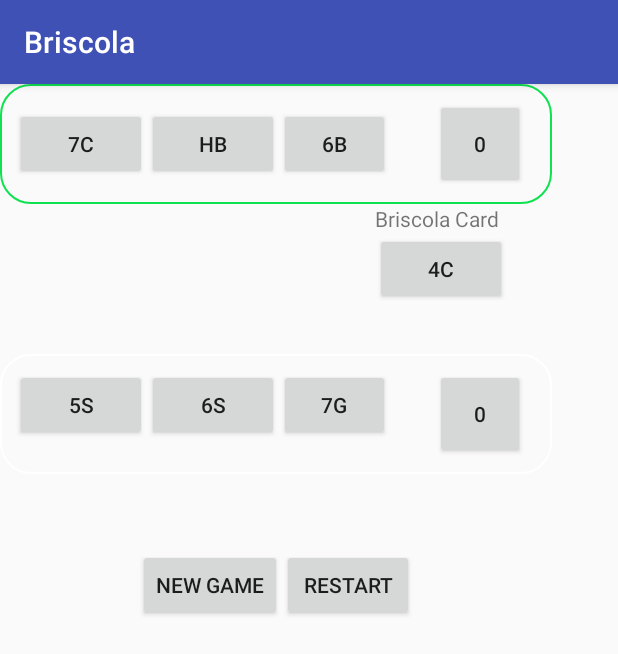
After one commit to amarildolikmeta/Briscola, an Android app: the GameActivity screen opened directly, with no data from a screen before it, on a phone screen of 412 x 824 dp. The commit adds this screen. Shown: the top 654 px of the screen. Run offline under Robolectric (Android 15) with nearby library versions, the phone set to English and light mode, and no system bars.

Commit message:
Simple Interface created to run tests + Minor Bug Fixes

```diff
--- a/app/build.gradle
+++ b/app/build.gradle
@@ -26,5 +26,6 @@ dependencies {
     })
     compile 'com.android.support:appcompat-v7:26.+'
     compile 'com.android.support.constraint:constraint-layout:1.0.2'
+    compile 'com.android.support:support-v4:26.+'
     testCompile 'junit:junit:4.12'
 }
--- a/app/src/main/AndroidManifest.xml
+++ b/app/src/main/AndroidManifest.xml
@@ -16,6 +16,7 @@
                 <category android:name="android.intent.category.LAUNCHER" />
             </intent-filter>
         </activity>
+        <activity android:name=".GameActivity"></activity>
     </application>
 
 </manifest>
--- /dev/null
+++ b/app/src/main/java/it/polimi/ma/group07/briscola/GameActivity.java
@@ -0,0 +1,220 @@
+package it.polimi.ma.group07.briscola;
+
+import android.content.DialogInterface;
+import android.support.v7.app.AlertDialog;
+import android.support.v7.app.AppCompatActivity;
+import android.os.Bundle;
+import android.view.View;
+import android.widget.Button;
+import android.widget.LinearLayout;
+
+import java.util.ArrayList;
+
+import it.polimi.ma.group07.briscola.model.Briscola;
+import it.polimi.ma.group07.briscola.model.Exceptions.InvalidCardDescriptionException;
+import it.polimi.ma.group07.briscola.model.Exceptions.InvalidGameStateException;
+import it.polimi.ma.group07.briscola.model.GameState;
+import it.polimi.ma.group07.briscola.model.StateBundle;
+
+import static it.polimi.ma.group07.briscola.model.GameState.DRAW;
+import static it.polimi.ma.group07.briscola.model.GameState.WON;
+
+public class GameActivity extends AppCompatActivity {
+    LinearLayout[] players;
+    LinearLayout surface;
+    LinearLayout[] playerViews;
+    Button[] piles;
+    Button briscolaCard;
+    Briscola game;
+    StateBundle state;
+    LinearLayout gameView;
+    Button newGameButton;
+    Button restartButton;
+    boolean gameFinished;
+    String startConfiguration;
+    @Override
+    protected void onCreate(Bundle savedInstanceState) {
+        super.onCreate(savedInstanceState);
+        setContentView(R.layout.activity_game);
+        gameView=(LinearLayout) findViewById(R.id.gameView);
+        newGameButton=(Button) findViewById(R.id.newGameButton);
+        newGameButton.setOnClickListener(newGameListener);
+        restartButton=(Button) findViewById(R.id.restartButton);
+        restartButton.setOnClickListener(restartListener);
+        players=new LinearLayout[2];
+        piles=new Button[2];
+        playerViews=new LinearLayout[2];
+        players[0]=(LinearLayout) findViewById(R.id.player1Cards);
+        players[1]=(LinearLayout) findViewById(R.id.player2Cards);
+        piles[0]=(Button) findViewById(R.id.pile1);
+        piles[0].setOnClickListener(pileButtonListener);
+        piles[0].setText("0");
+        piles[1]=(Button) findViewById(R.id.pile2);
+        piles[1].setOnClickListener(pileButtonListener);
+        piles[1].setText("0");
+        playerViews[0]=(LinearLayout)findViewById(R.id.player1View);
+        playerViews[1]=(LinearLayout)findViewById(R.id.player2View);
+        surface=(LinearLayout) findViewById(R.id.surface);
+        briscolaCard=(Button) findViewById(R.id.briscolaCard);
+        game=new Briscola();
+        startConfiguration=game.toString();
+        state=game.getGameState();
+        buildInterface(state);
+        gameFinished=false;
+    }
+    private View.OnClickListener buttonListener = new View.OnClickListener() {
+        public void onClick(View v) {
+            if(gameFinished)
+                return;
+            LinearLayout playerView=(LinearLayout) v.getParent().getParent();
+            int playerIndex=((LinearLayout)playerView.getParent()).indexOfChild(playerView);
+            if(playerIndex==0&&state.currentPlayer==1 || playerIndex==2 && state.currentPlayer==0){
+                return ;
+            }
+            Button b=(Button) v;
+            GameState s=game.onPerformMove(((LinearLayout)b.getParent()).indexOfChild(b));
+            state=game.getGameState();
+            if(s==WON || s==DRAW)
+            {
+                gameFinished=true;
+                AlertDialog alertDialog = new AlertDialog.Builder(GameActivity.this).create();
+                alertDialog.setTitle("Congratulations");
+                String message="Game Finished";
+                alertDialog.setMessage(message);
+                alertDialog.setButton(AlertDialog.BUTTON_NEUTRAL, "OK",
+                        new DialogInterface.OnClickListener() {
+                            public void onClick(DialogInterface dialog, int which) {
+
+                            }
+                        });
+                alertDialog.show();
+            }
+            flushInterface();
+            buildInterface(state);
+        }
+    };
+    private View.OnClickListener pileButtonListener = new View.OnClickListener() {
+        public void onClick(View v) {
+            AlertDialog alertDialog = new AlertDialog.Builder(GameActivity.this).create();
+            alertDialog.setTitle("Pile");
+            String message="No cards in Pile";
+            LinearLayout playerView=(LinearLayout) v.getParent();
+            ArrayList<String> pile;
+            if(((LinearLayout)playerView.getParent()).indexOfChild(playerView)==0)
+            {
+                pile=state.pile1;
+            }
+            else
+            {
+                pile=state.pile2;
+            }
+            if(pile.size()>0)
+                message=pile.toString();
+            alertDialog.setMessage(message);
+            alertDialog.setButton(AlertDialog.BUTTON_NEUTRAL, "OK",
+                    new DialogInterface.OnClickListener() {
+                        public void onClick(DialogInterface dialog, int which) {
+                            dialog.dismiss();
+                        }
+                    });
+            alertDialog.show();
+        }
+    };
+    private View.OnClickListener newGameListener = new View.OnClickListener() {
+        public void onClick(View v) {
+            AlertDialog.Builder alert = new AlertDialog.Builder(GameActivity.this);
+            alert.setTitle("New Game?");
+            alert.setMessage("Are you sure you want to start a New Game?");
+            alert.setPositiveButton("Yes", new DialogInterface.OnClickListener() {
+
+                @Override
+                public void onClick(DialogInterface dialog, int which) {
+                    game=new Briscola();
+                    state=game.getGameState();
+                    flushInterface();
+                    gameFinished=false;
+                    buildInterface(state);
+                    dialog.dismiss();
+                }
+            });
+
+            alert.setNegativeButton("No", new DialogInterface.OnClickListener() {
+
+                @Override
+                public void onClick(DialogInterface dialog, int which) {
+                    dialog.dismiss();
+                }
+            });
+
+            alert.show();
+        }
+    };
+    private View.OnClickListener restartListener = new View.OnClickListener() {
+        public void onClick(View v) {
+            AlertDialog.Builder alert = new AlertDialog.Builder(GameActivity.this);
+            alert.setTitle("Restart Game?");
+            alert.setMessage("Are you sure you want to restart the game?");
+            alert.setPositiveButton("Yes", new DialogInterface.OnClickListener() {
+
+                @Override
+                public void onClick(DialogInterface dialog, int which) {
+
+                    try {
+                        game=new Briscola(startConfiguration);
+                    } catch (InvalidGameStateException e) {
+                        e.printStackTrace();
+                    } catch (InvalidCardDescriptionException e) {
+                        e.printStackTrace();
+                    }
+                    state=game.getGameState();
+                    flushInterface();
+                    gameFinished=false;
+                    buildInterface(state);
+                    dialog.dismiss();
+                }
+            });
+
+            alert.setNegativeButton("No", new DialogInterface.OnClickListener() {
+
+                @Override
+                public void onClick(DialogInterface dialog, int which) {
+                    dialog.dismiss();
+                }
+            });
+
+            alert.show();
+        }
+    };
+    private void buildInterface(StateBundle state){
+        playerViews[state.currentPlayer].setBackgroundResource(R.drawable.custom_border);
+        playerViews[(state.currentPlayer+1)%2].setBackgroundResource(R.drawable.no_border);
+        piles[0].setText(state.score1+"");
+        piles[1].setText(state.score2+"");
+        briscolaCard.setText(state.briscola);
+        for(int j=0;j<state.hand1.size();j++)
+        {
+            Button b=new Button(this);
+            b.setText(state.hand1.get(j));
+            players[0].addView(b);
+            b.setOnClickListener(buttonListener);
+        }
+        for(int j=0;j<state.hand2.size();j++)
+        {
+            Button b=new Button(this);
+            b.setText(state.hand2.get(j));
+            players[1].addView(b);
+            b.setOnClickListener(buttonListener);
+        }
+        for(int j=0;j<state.surface.size();j++)
+        {
+            Button b=new Button(this);
+            b.setText(state.surface.get(j));
+            surface.addView(b);
+        }
+    }
+    public void flushInterface(){
+        players[0].removeAllViews();
+        players[1].removeAllViews();
+        surface.removeAllViews();
+    }
+}
--- a/app/src/main/java/it/polimi/ma/group07/briscola/model/Briscola.java
+++ b/app/src/main/java/it/polimi/ma/group07/briscola/model/Briscola.java
@@ -21,6 +21,7 @@ public class Briscola {
     private int currentPlayer;
     private ArrayList<Card> surface;
     private int briscolaPlayed;
+    private StateBundle gameState;
     //if number of players not specified
     public Briscola(){
         this(2);
@@ -62,6 +63,7 @@ public class Briscola {
     }
 
     public Briscola(String description,int numPlayers) throws InvalidCardDescriptionException, InvalidGameStateException {
+        brain=new Brain();
         setState(description, numPlayers);
 
     }
@@ -166,27 +168,26 @@ public class Briscola {
         {
             //determine winning card
             int winner =brain.determineWinner(surface,briscolaPlayed);
-
             int points=brain.calculatePoints(surface);
             //addcards to the winner pile (winner will be first player of next round)
             currentPlayer+=winner;
             currentPlayer=currentPlayer%players.size();
             players.get(currentPlayer).addCardsinPile(surface);
+            surface.clear();
             players.get(currentPlayer).incrementScore(points);
             //check if game is Finished
             if(players.get(currentPlayer).getScore()>60){
                 return WON;
             }
             //empty surface
-            surface.clear();
             briscolaPlayed=0;
             //deal next batch of cards
             if (deck.hasMoreCards()) {
                 dealCards();
             }
-            else if(players.get(currentPlayer).getHand().size()==0)
-            {
-                return GameState.DRAW;
+            else{
+                if(players.get(currentPlayer).getHand().size()==0)
+                    return GameState.DRAW;
             }
         }
         return GameState.CONTINUE;
@@ -219,28 +220,46 @@ public class Briscola {
     }
 
     //return a string representing the hand of a player with index
-    //the hand is represanted as a coma separated cards of 2 characters
     public String getPlayerHand(int index){
-        return players.get(index).getHand().toString().replace("[","").replace(" ","").replace("]","");
+        return players.get(index).getHand().toString().replace("[","").replace(" ","").replace("]","").replace(",","");
+    }
+    public ArrayList<Card> getPlayerHandCards(int index){
+        return players.get(index).getHand();
     }
     //return a string representing the surface
-    //the surface is represanted as a coma separated cards of 2 characters
     public String getSurface(){
-        return surface.toString().replace("[","").replace(" ","").replace("]","");
+        return surface.toString().replace("[","").replace(" ","").replace("]","").replace(",","");
     }
 
     //return a string representing the pile of a player with index
-    //the pile is represanted as a coma separated cards of 2 characters
     public String getPlayerCardPile(int index){
-        return players.get(index).getCardPile().toString().replace("[","").replace(" ","").replace("]","");
+        return players.get(index).getCardPile().toString().replace("[","").replace(" ","").replace("]","").replace(",","");
     }
 
     //get a string representation of the Bricola card
     public String getBriscolaCard(){
-        return deck.getLastCard().toString();
+        //return BricolaCard if in deck
+        try {
+            return deck.getLastCard().toString();
+        } catch (ArrayIndexOutOfBoundsException e)
+        {
+            return briscola.toString();
+        }
     }
 
     public int getCurrentPlayer() {
         return currentPlayer;
     }
+
+    public StateBundle getGameState(){
+        ArrayList<String> hand1=Parser.splitString(getPlayerHand(0),2);
+        ArrayList<String> hand2=Parser.splitString(getPlayerHand(1),2);
+        ArrayList<String> pile1=Parser.splitString(getPlayerCardPile(0),2);
+        ArrayList<String> pile2=Parser.splitString(getPlayerCardPile(1),2);
+        ArrayList<String> surface=Parser.splitString(getSurface(),2);
+        int score1=players.get(0).getScore();
+        int score2=players.get(1).getScore();
+        String briscola=getBriscolaCard();
+        return new StateBundle(hand1,hand2,surface,briscola,currentPlayer,pile1,pile2,score1,score2);
+    }
 }
--- a/app/src/main/java/it/polimi/ma/group07/briscola/model/Parser.java
+++ b/app/src/main/java/it/polimi/ma/group07/briscola/model/Parser.java
@@ -94,8 +94,9 @@ public class Parser {
             deck=tokens[0];
 
             //Check that last card has trump suit
-            if(!trump.equals(deck.substring(deck.length()-1)))
-                throw new InvalidGameStateException("Invalid Trump Suit");
+            if(deck.length()>0)
+                if((!trump.equals(deck.substring(deck.length()-1))))
+                    throw new InvalidGameStateException("Invalid Trump Suit");
 
             if(deck.length()%2!=0)
                 throw new InvalidGameStateException("Invalid Deck Encoding");
--- /dev/null
+++ b/app/src/main/java/it/polimi/ma/group07/briscola/model/StateBundle.java
@@ -0,0 +1,32 @@
+package it.polimi.ma.group07.briscola.model;
+
+import java.util.ArrayList;
+
+/**
+ * Created by amari on 23-Oct-17.
+ */
+
+public class StateBundle {
+    public ArrayList<String> hand1;
+    public ArrayList<String> hand2;
+    public ArrayList<String> pile1;
+    public ArrayList<String> pile2;
+    public int score1;
+    public int score2;
+    public ArrayList<String> surface;
+    public String briscola;
+    public int currentPlayer;
+
+    public StateBundle(ArrayList<String> hand1,ArrayList<String> hand2,ArrayList<String> surface,String briscola,int currentPlayer,
+                       ArrayList<String> pile1,ArrayList<String> pile2,int score1,int score2) {
+        this.hand1 = hand1;
+        this.briscola = briscola;
+        this.hand2 = hand2;
+        this.surface = surface;
+        this.currentPlayer=currentPlayer;
+        this.pile1=pile1;
+        this.pile2=pile2;
+        this.score1=score1;
+        this.score2=score2;
+    }
+}
--- /dev/null
+++ b/app/src/main/res/drawable/custom_border.xml
@@ -0,0 +1,6 @@
+<?xml version="1.0" encoding="UTF-8"?>
+<shape xmlns:android="http://schemas.android.com/apk/res/android" android:shape="rectangle">
+    <corners android:radius="20dp"/>
+    <padding android:left="10dp" android:right="10dp" android:top="10dp" android:bottom="10dp"/>
+    <stroke android:width="1dp" android:color="#0fe151"/>
+</shape>
--- /dev/null
+++ b/app/src/main/res/drawable/no_border.xml
@@ -0,0 +1,6 @@
+<?xml version="1.0" encoding="UTF-8"?>
+<shape xmlns:android="http://schemas.android.com/apk/res/android" android:shape="rectangle">
+    <corners android:radius="20dp"/>
+    <padding android:left="10dp" android:right="10dp" android:top="10dp" android:bottom="10dp"/>
+    <stroke android:width="1dp" android:color="#FFFFFF"/>
+</shape>
--- /dev/null
+++ b/app/src/main/res/layout/activity_game.xml
@@ -0,0 +1,108 @@
+<?xml version="1.0" encoding="utf-8"?>
+<android.support.constraint.ConstraintLayout xmlns:android="http://schemas.android.com/apk/res/android"
+    xmlns:app="http://schemas.android.com/apk/res-auto"
+    xmlns:tools="http://schemas.android.com/tools"
+    android:layout_width="match_parent"
+    android:layout_height="match_parent"
+    tools:context="it.polimi.ma.group07.briscola.GameActivity">
+<LinearLayout
+    android:id="@+id/gameView"
+    android:layout_width="368dp"
+    android:layout_height="495dp"
+    android:orientation="vertical"
+    tools:layout_editor_absoluteY="8dp"
+    tools:layout_editor_absoluteX="8dp">
+    <LinearLayout
+        android:id="@+id/player1View"
+        android:layout_width="match_parent"
+        android:layout_height="wrap_content">
+
+    <LinearLayout
+        android:id="@+id/player1Cards"
+        android:layout_width="250dp"
+        android:layout_height="wrap_content"
+        android:layout_gravity="center"
+        android:gravity="center"
+        android:orientation="horizontal"
+        android:layout_marginEnd="30dp"
+        >
+
+    </LinearLayout>
+    <Button
+        android:id="@+id/pile1"
+        android:text="Pile"
+        android:layout_width="60dp"
+        android:layout_height="60dp"
+        android:layout_gravity="end"/>
+
+    </LinearLayout>
+    <LinearLayout
+        android:layout_width="match_parent"
+        android:layout_height="100dp">
+    <LinearLayout
+        android:id="@+id/surface"
+        android:layout_width="wrap_content"
+        android:layout_height="wrap_content"
+        android:minHeight="60dp"
+        android:minWidth="250dp"
+        android:gravity="center"
+        android:layout_gravity="start"
+        android:orientation="horizontal">
+    </LinearLayout>
+        <LinearLayout
+            android:layout_width="wrap_content"
+            android:layout_height="wrap_content"
+            android:orientation="vertical">
+            <TextView
+                android:layout_width="wrap_content"
+                android:layout_height="wrap_content"
+                android:text="Briscola Card"/>
+            <Button
+                android:id="@+id/briscolaCard"
+                android:layout_width="wrap_content"
+                android:layout_height="wrap_content" />
+        </LinearLayout>
+    </LinearLayout>
+    <LinearLayout
+        android:id="@+id/player2View"
+        android:layout_width="368dp"
+        android:layout_height="wrap_content">
+    <LinearLayout
+        android:id="@+id/player2Cards"
+        android:layout_gravity="center"
+        android:layout_width="250dp"
+        android:layout_height="wrap_content"
+        android:minHeight="60dp"
+        android:orientation="horizontal"
+        android:layout_marginEnd="30dp"
+        >
+
+    </LinearLayout>
+        <Button
+            android:id="@+id/pile2"
+            android:text="Pile"
+            android:layout_width="60dp"
+            android:layout_height="60dp"
+            android:layout_gravity="end"/>
+    </LinearLayout>
+    <LinearLayout
+        android:layout_width="match_parent"
+        android:layout_height="wrap_content"
+        android:layout_marginTop="50dp"
+        android:layout_gravity="center"
+        android:gravity="center">
+    <Button
+        android:id="@+id/newGameButton"
+        android:layout_width="wrap_content"
+        android:layout_height="wrap_content"
+        android:layout_gravity="start"
+        android:text="New Game"/>
+    <Button
+        android:id="@+id/restartButton"
+        android:layout_width="wrap_content"
+        android:layout_height="wrap_content"
+        android:layout_gravity="end"
+        android:text="Restart"/>
+    </LinearLayout>
+</LinearLayout>
+</android.support.constraint.ConstraintLayout>
--- a/app/src/main/res/values/colors.xml
+++ b/app/src/main/res/values/colors.xml
@@ -3,4 +3,5 @@
     <color name="colorPrimary">#3F51B5</color>
     <color name="colorPrimaryDark">#303F9F</color>
     <color name="colorAccent">#FF4081</color>
+    <color name="green">#4dff40</color>
 </resources>
--- a/app/src/main/res/values/strings.xml
+++ b/app/src/main/res/values/strings.xml
@@ -1,3 +1,6 @@
 <resources>
     <string name="app_name">Briscola</string>
+
+    <!-- TODO: Remove or change this placeholder text -->
+    <string name="hello_blank_fragment">Hello blank fragment</string>
 </resources>
```
Also changed, not shown: app/src/main/java/it/polimi/ma/group07/briscola/MainActivity.java (+12 -1 lines), app/src/main/java/it/polimi/ma/group07/briscola/view/PlayerView.java (added, +109 -0 lines), app/src/main/res/layout/activity_main.xml (+23 -6 lines), app/src/main/res/layout/fragment_player_view.xml (added, +13 -0 lines), 1 other file.
